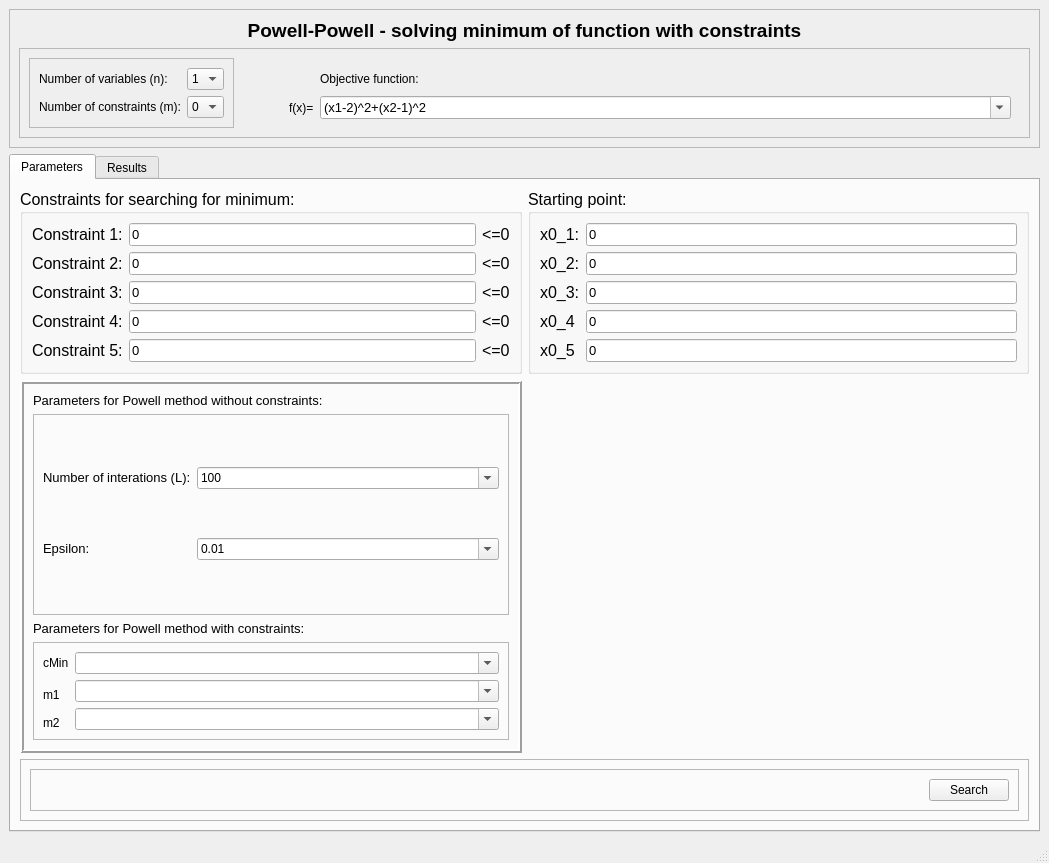
First picture: the form in controlTheoryPowellPowell.ui, repository krasux/Powell_Powell_Optimization_Program, before the edit.
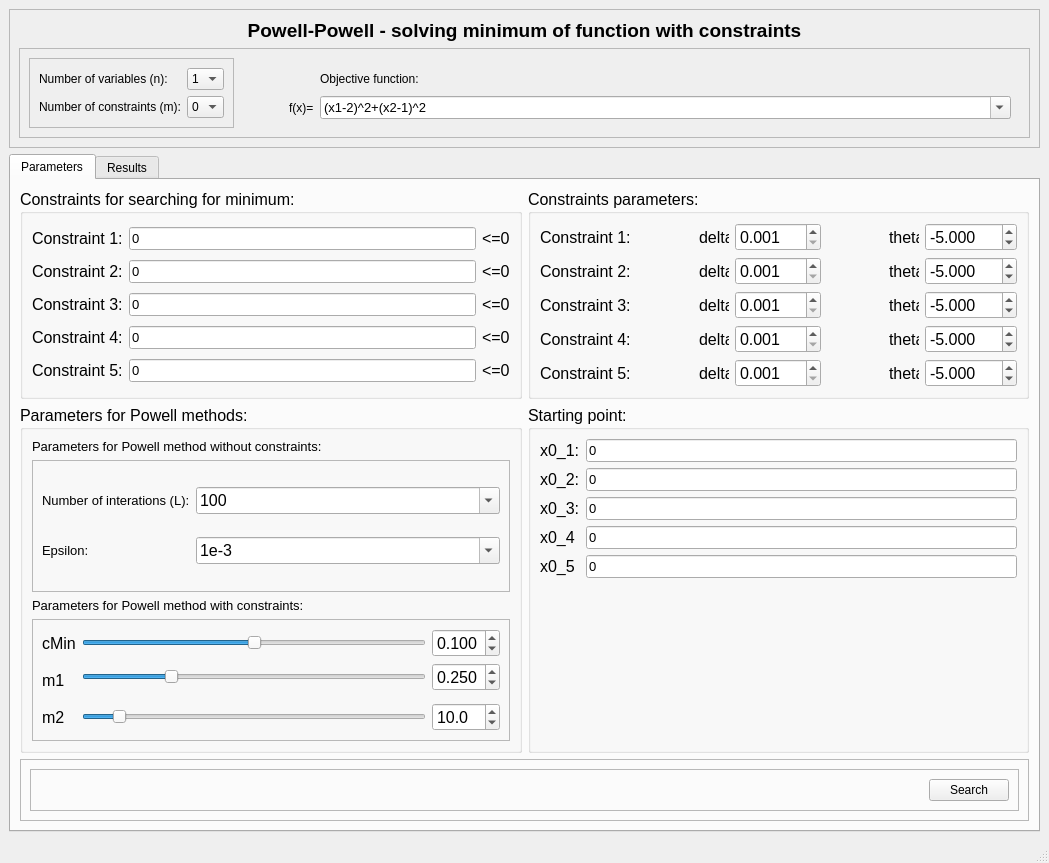
Second picture: the form after the edit.

Commit message: Rearrange ui, add delta and theta parameters. Parameters for Powell can be now changed.

What changed in the file:
```diff
--- a/controlTheoryPowellPowell.ui
+++ b/controlTheoryPowellPowell.ui
@@ -271,17 +271,16 @@
         <item>
          <layout class="QGridLayout" name="gridLayout_9">
           <item row="1" column="0">
-           <widget class="QFrame" name="frame_6">
-            <property name="frameShape">
-             <enum>QFrame::Box</enum>
+           <widget class="QGroupBox" name="gbParamPowell">
+            <property name="font">
+             <font>
+              <pointsize>12</pointsize>
+             </font>
             </property>
-            <property name="frameShadow">
-             <enum>QFrame::Raised</enum>
+            <property name="title">
+             <string>Parameters for Powell methods:</string>
             </property>
-            <property name="lineWidth">
-             <number>2</number>
-            </property>
-            <layout class="QVBoxLayout" name="verticalLayout_7">
+            <layout class="QVBoxLayout" name="verticalLayout_4">
              <item>
               <widget class="QLabel" name="label_5">
                <property name="text">
@@ -377,11 +376,6 @@
                   <property name="editable">
                    <bool>true</bool>
                   </property>
-                  <item>
-                   <property name="text">
-                    <string>0.01</string>
-                   </property>
-                  </item>
                   <item>
                    <property name="text">
                     <string>1e-3</string>
@@ -432,7 +426,7 @@
               </widget>
              </item>
              <item>
-              <widget class="QFrame" name="frame_7">
+              <widget class="QFrame" name="frmPowellConstrParams">
                <property name="frameShape">
                 <enum>QFrame::StyledPanel</enum>
                </property>
@@ -440,26 +434,6 @@
                 <enum>QFrame::Raised</enum>
                </property>
                <layout class="QGridLayout" name="gridLayout_7">
-                <item row="0" column="0">
-                 <widget class="QLabel" name="label_7">
-                  <property name="sizePolicy">
-                   <sizepolicy hsizetype="Fixed" vsizetype="Preferred">
-                    <horstretch>0</horstretch>
-                    <verstretch>0</verstretch>
-                   </sizepolicy>
-                  </property>
-                  <property name="text">
-                   <string>cMin</string>
-                  </property>
-                 </widget>
-                </item>
-                <item row="0" column="1">
-                 <widget class="QComboBox" name="comboBox_3">
-                  <property name="editable">
-                   <bool>true</bool>
-                  </property>
-                 </widget>
-                </item>
                 <item row="1" column="0" rowspan="2">
                  <widget class="QLabel" name="label_8">
                   <property name="text">
@@ -467,17 +441,16 @@
                   </property>
                  </widget>
                 </item>
-                <item row="1" column="1">
-                 <widget class="QComboBox" name="comboBox_4">
-                  <property name="editable">
-                   <bool>true</bool>
+                <item row="0" column="0">
+                 <widget class="QLabel" name="lblPowellConstrParamCMin">
+                  <property name="sizePolicy">
+                   <sizepolicy hsizetype="Fixed" vsizetype="Preferred">
+                    <horstretch>0</horstretch>
+                    <verstretch>0</verstretch>
+                   </sizepolicy>
                   </property>
-                 </widget>
-                </item>
-                <item row="2" column="1" rowspan="2">
-                 <widget class="QComboBox" name="comboBox_5">
-                  <property name="editable">
-                   <bool>true</bool>
+                  <property name="text">
+                   <string>cMin</string>
                   </property>
                  </widget>
                 </item>
@@ -488,14 +461,305 @@
                   </property>
                  </widget>
                 </item>
+                <item row="1" column="1">
+                 <widget class="QSlider" name="hSldM1">
+                  <property name="maximum">
+                   <number>1000</number>
+                  </property>
+                  <property name="singleStep">
+                   <number>1</number>
+                  </property>
+                  <property name="value">
+                   <number>250</number>
+                  </property>
+                  <property name="orientation">
+                   <enum>Qt::Horizontal</enum>
+                  </property>
+                 </widget>
+                </item>
+                <item row="1" column="2">
+                 <widget class="QDoubleSpinBox" name="dSBM1">
+                  <property name="minimumSize">
+                   <size>
+                    <width>0</width>
+                    <height>20</height>
+                   </size>
+                  </property>
+                  <property name="decimals">
+                   <number>3</number>
+                  </property>
+                  <property name="maximum">
+                   <double>1.000000000000000</double>
+                  </property>
+                  <property name="singleStep">
+                   <double>0.001000000000000</double>
+                  </property>
+                  <property name="value">
+                   <double>0.250000000000000</double>
+                  </property>
+                 </widget>
+                </item>
+                <item row="3" column="2">
+                 <widget class="QDoubleSpinBox" name="dSBM2">
+                  <property name="minimumSize">
+                   <size>
+                    <width>0</width>
+                    <height>20</height>
+                   </size>
+                  </property>
+                  <property name="decimals">
+                   <number>1</number>
+                  </property>
+                  <property name="minimum">
+                   <double>1.000000000000000</double>
+                  </property>
+                  <property name="maximum">
+                   <double>100.000000000000000</double>
+                  </property>
+                  <property name="singleStep">
+                   <double>0.100000000000000</double>
+                  </property>
+                  <property name="value">
+                   <double>10.000000000000000</double>
+                  </property>
+                 </widget>
+                </item>
+                <item row="0" column="2">
+                 <widget class="QDoubleSpinBox" name="dSBcMin">
+                  <property name="minimumSize">
+                   <size>
+                    <width>0</width>
+                    <height>20</height>
+                   </size>
+                  </property>
+                  <property name="decimals">
+                   <number>3</number>
+                  </property>
+                  <property name="minimum">
+                   <double>0.001000000000000</double>
+                  </property>
+                  <property name="maximum">
+                   <double>0.200000000000000</double>
+                  </property>
+                  <property name="singleStep">
+                   <double>0.001000000000000</double>
+                  </property>
+                  <property name="value">
+                   <double>0.100000000000000</double>
+                  </property>
+                 </widget>
+                </item>
+                <item row="3" column="1">
+                 <widget class="QSlider" name="hSldM2">
+                  <property name="minimum">
+                   <number>10</number>
+                  </property>
+                  <property name="maximum">
+                   <number>1000</number>
+                  </property>
+                  <property name="singleStep">
+                   <number>1</number>
+                  </property>
+                  <property name="value">
+                   <number>100</number>
+                  </property>
+                  <property name="orientation">
+                   <enum>Qt::Horizontal</enum>
+                  </property>
+                 </widget>
+                </item>
+                <item row="0" column="1">
+                 <widget class="QSlider" name="hSldcMin">
+                  <property name="maximum">
+                   <number>200</number>
+                  </property>
+                  <property name="singleStep">
+                   <number>1</number>
+                  </property>
+                  <property name="value">
+                   <number>100</number>
+                  </property>
+                  <property name="orientation">
+                   <enum>Qt::Horizontal</enum>
+                  </property>
+                 </widget>
+                </item>
                </layout>
               </widget>
              </item>
             </layout>
            </widget>
           </item>
-          <item row="0" column="1">
+          <item row="0" column="0">
+           <widget class="QGroupBox" name="gbConstraints">
+            <property name="font">
+             <font>
+              <pointsize>12</pointsize>
+             </font>
+            </property>
+            <property name="title">
+             <string>Constraints for searching for minimum:</string>
+            </property>
+            <layout class="QGridLayout" name="gridLayout_4">
+             <property name="sizeConstraint">
+              <enum>QLayout::SetDefaultConstraint</enum>
+             </property>
+             <item row="4" column="0">
+              <widget class="QLabel" name="lblConstraint5">
+               <property name="text">
+                <string>Constraint 5:</string>
+               </property>
+              </widget>
+             </item>
+             <item row="2" column="0">
+              <widget class="QLabel" name="lblConstraint3">
+               <property name="text">
+                <string>Constraint 3:</string>
+               </property>
+              </widget>
+             </item>
+             <item row="1" column="0">
+              <widget class="QLabel" name="lblConstraint2">
+               <property name="sizePolicy">
+                <sizepolicy hsizetype="Preferred" vsizetype="Preferred">
+                 <horstretch>0</horstretch>
+                 <verstretch>0</verstretch>
+                </sizepolicy>
+               </property>
+               <property name="text">
+                <string>Constraint 2:</string>
+               </property>
+              </widget>
+             </item>
+             <item row="0" column="1">
+              <widget class="QLineEdit" name="inputConstraint1">
+               <property name="font">
+                <font>
+                 <pointsize>10</pointsize>
+                </font>
+               </property>
+               <property name="text">
+                <string>0</string>
+               </property>
+              </widget>
+             </item>
+             <item row="0" column="0">
+              <widget class="QLabel" name="lblConstraint1">
+               <property name="sizePolicy">
+                <sizepolicy hsizetype="Preferred" vsizetype="Preferred">
+                 <horstretch>0</horstretch>
+                 <verstretch>0</verstretch>
+                </sizepolicy>
+               </property>
+               <property name="text">
+                <string>Constraint 1:</string>
+               </property>
+              </widget>
+             </item>
+             <item row="3" column="0">
+              <widget class="QLabel" name="lblConstraint4">
+               <property name="text">
+                <string>Constraint 4:</string>
+               </property>
+              </widget>
+             </item>
+             <item row="4" column="1">
+              <widget class="QLineEdit" name="inputConstraint5">
+               <property name="font">
+                <font>
+                 <pointsize>10</pointsize>
+                </font>
+               </property>
+               <property name="text">
+                <string>0</string>
+               </property>
+              </widget>
+             </item>
+             <item row="3" column="1">
+              <widget class="QLineEdit" name="inputConstraint4">
+               <property name="font">
+                <font>
+                 <pointsize>10</pointsize>
+                </font>
+               </property>
+               <property name="text">
+                <string>0</string>
+               </property>
+              </widget>
+             </item>
+             <item row="1" column="1">
+              <widget class="QLineEdit" name="inputConstraint2">
+               <property name="font">
+                <font>
+                 <pointsize>10</pointsize>
+                </font>
+               </property>
+               <property name="text">
+                <string>0</string>
+               </property>
+              </widget>
+             </item>
+             <item row="0" column="2">
+              <widget class="QLabel" name="lblConstrEq1">
+               <property name="text">
+                <string>&lt;=0</string>
+               </property>
+              </widget>
+             </item>
+             <item row="2" column="1">
+              <widget class="QLineEdit" name="inputConstraint3">
+               <property name="font">
+                <font>
+                 <pointsize>10</pointsize>
+                </font>
+               </property>
+               <property name="text">
+                <string>0</string>
+               </property>
+              </widget>
+             </item>
+             <item row="1" column="2">
+              <widget class="QLabel" name="lblConstrEq2">
+               <property name="text">
+                <string>&lt;=0</string>
+               </property>
+              </widget>
+             </item>
+             <item row="2" column="2">
+              <widget class="QLabel" name="lblConstrEq3">
+               <property name="text">
+                <string>&lt;=0</string>
+               </property>
+              </widget>
+             </item>
+             <item row="3" column="2">
+              <widget class="QLabel" name="lblConstrEq4">
+               <property name="text">
+                <string>&lt;=0</string>
+               </property>
+              </widget>
+             </item>
+             <item row="4" column="2">
+              <widget class="QLabel" name="lblConstrEq5">
+               <property name="text">
+                <string>&lt;=0</string>
+               </property>
+              </widget>
+             </item>
+            </layout>
+           </widget>
+          </item>
+          <item row="1" column="2">
            <widget class="QGroupBox" name="gbStartPoint">
+            <property name="enabled">
+             <bool>true</bool>
+            </property>
+            <property name="sizePolicy">
+             <sizepolicy hsizetype="Expanding" vsizetype="Expanding">
+              <horstretch>0</horstretch>
+              <verstretch>0</verstretch>
+             </sizepolicy>
+            </property>
             <property name="font">
              <font>
               <pointsize>12</pointsize>
@@ -615,52 +879,48 @@
                </property>
               </widget>
              </item>
+             <item row="6" column="1">
+              <spacer name="verticalSpacer">
+               <property name="orientation">
+                <enum>Qt::Vertical</enum>
+               </property>
+               <property name="sizeHint" stdset="0">
+                <size>
+                 <width>20</width>
+                 <height>40</height>
+                </size>
+               </property>
+              </spacer>
+             </item>
             </layout>
            </widget>
           </item>
-          <item row="1" column="1">
-           <spacer name="verticalSpacer">
-            <property name="orientation">
-             <enum>Qt::Vertical</enum>
-            </property>
-            <property name="sizeHint" stdset="0">
-             <size>
-              <width>20</width>
-              <height>40</height>
-             </size>
-            </property>
-           </spacer>
-          </item>
-          <item row="0" column="0">
-           <widget class="QGroupBox" name="groupBoxConstraints">
+          <item row="0" column="2">
+           <widget class="QGroupBox" name="gbConstrParameters">
             <property name="font">
              <font>
               <pointsize>12</pointsize>
              </font>
             </property>
             <property name="title">
-             <string>Constraints for searching for minimum:</string>
+             <string>Constraints parameters:</string>
             </property>
-            <layout class="QGridLayout" name="gridLayout_4">
-             <property name="sizeConstraint">
-              <enum>QLayout::SetDefaultConstraint</enum>
-             </property>
-             <item row="4" column="0">
-              <widget class="QLabel" name="lblConstraint5">
-               <property name="text">
-                <string>Constraint 5:</string>
+            <layout class="QGridLayout" name="gridLayout_8">
+             <item row="0" column="4">
+              <spacer name="horizontalSpacer_4">
+               <property name="orientation">
+                <enum>Qt::Horizontal</enum>
                </property>
-              </widget>
-             </item>
-             <item row="3" column="0">
-              <widget class="QLabel" name="lblConstraint4">
-               <property name="text">
-                <string>Constraint 4:</string>
+               <property name="sizeHint" stdset="0">
+                <size>
+                 <width>40</width>
+                 <height>20</height>
+                </size>
                </property>
-              </widget>
+              </spacer>
              </item>
              <item row="0" column="0">
-              <widget class="QLabel" name="lblConstraint1">
+              <widget class="QLabel" name="lblConstraint1_2">
                <property name="sizePolicy">
                 <sizepolicy hsizetype="Preferred" vsizetype="Preferred">
                  <horstretch>0</horstretch>
@@ -672,8 +932,69 @@
                </property>
               </widget>
              </item>
+             <item row="0" column="2">
+              <widget class="QLabel" name="lblConstrDelta1">
+               <property name="maximumSize">
+                <size>
+                 <width>30</width>
+                 <height>16777215</height>
+                </size>
+               </property>
+               <property name="text">
+                <string>delta1</string>
+               </property>
+              </widget>
+             </item>
+             <item row="0" column="5">
+              <widget class="QLabel" name="lblConstrTheta1">
+               <property name="maximumSize">
+                <size>
+                 <width>30</width>
+                 <height>16777215</height>
+                </size>
+               </property>
+               <property name="text">
+                <string>theta1</string>
+               </property>
+              </widget>
+             </item>
+             <item row="0" column="3">
+              <widget class="QDoubleSpinBox" name="dsbConstrDelta1">
+               <property name="decimals">
+                <number>3</number>
+               </property>
+               <property name="minimum">
+                <double>0.001000000000000</double>
+               </property>
+               <property name="maximum">
+                <double>999.999000000000024</double>
+               </property>
+               <property name="singleStep">
+                <double>0.001000000000000</double>
+               </property>
+              </widget>
+             </item>
+             <item row="0" column="6">
+              <widget class="QDoubleSpinBox" name="dsbConstrTheta1">
+               <property name="decimals">
+                <number>3</number>
+               </property>
+               <property name="minimum">
+                <double>-999.999000000000024</double>
+               </property>
+               <property name="maximum">
+                <double>0.000000000000000</double>
+               </property>
+               <property name="singleStep">
+                <double>0.001000000000000</double>
+               </property>
+               <property name="value">
+                <double>-5.000000000000000</double>
+               </property>
+              </widget>
+             </item>
              <item row="1" column="0">
-              <widget class="QLabel" name="lblConstraint2">
+              <widget class="QLabel" name="lblConstraint2_2">
                <property name="sizePolicy">
                 <sizepolicy hsizetype="Preferred" vsizetype="Preferred">
                  <horstretch>0</horstretch>
@@ -685,105 +1006,281 @@
                </property>
               </widget>
              </item>
-             <item row="0" column="1">
-              <widget class="QLineEdit" name="inputConstraint1">
-               <property name="font">
-                <font>
-                 <pointsize>10</pointsize>
-                </font>
-               </property>
-               <property name="text">
-                <string>0</string>
-               </property>
-              </widget>
-             </item>
              <item row="2" column="0">
-              <widget class="QLabel" name="lblConstraint3">
+              <widget class="QLabel" name="lblConstraint3_2">
                <property name="text">
                 <string>Constraint 3:</string>
                </property>
               </widget>
              </item>
-             <item row="2" column="1">
-              <widget class="QLineEdit" name="inputConstraint3">
-               <property name="font">
-                <font>
-                 <pointsize>10</pointsize>
-                </font>
-               </property>
+             <item row="3" column="0">
+              <widget class="QLabel" name="lblConstraint4_2">
                <property name="text">
-                <string>0</string>
+                <string>Constraint 4:</string>
                </property>
               </widget>
              </item>
-             <item row="1" column="1">
-              <widget class="QLineEdit" name="inputConstraint2">
-               <property name="font">
-                <font>
-                 <pointsize>10</pointsize>
-                </font>
-               </property>
+             <item row="4" column="0">
+              <widget class="QLabel" name="lblConstraint5_2">
                <property name="text">
-                <string>0</string>
-               </property>
-              </widget>
-             </item>
-             <item row="4" column="1">
-              <widget class="QLineEdit" name="inputConstraint5">
-               <property name="font">
-                <font>
-                 <pointsize>10</pointsize>
-                </font>
-               </property>
-               <property name="text">
-                <string>0</string>
-               </property>
-              </widget>
-             </item>
-             <item row="3" column="1">
-              <widget class="QLineEdit" name="inputConstraint4">
-               <property name="font">
-                <font>
-                 <pointsize>10</pointsize>
-                </font>
-               </property>
-               <property name="text">
-                <string>0</string>
-               </property>
-              </widget>
-             </item>
-             <item row="0" column="2">
-              <widget class="QLabel" name="label">
-               <property name="text">
-                <string>&lt;=0</string>
+                <string>Constraint 5:</string>
                </property>
               </widget>
              </item>
              <item row="1" column="2">
-              <widget class="QLabel" name="label_2">
+              <widget class="QLabel" name="lblConstrDelta2">
+               <property name="maximumSize">
+                <size>
+                 <width>30</width>
+                 <height>16777215</height>
+                </size>
+               </property>
                <property name="text">
-                <string>&lt;=0</string>
+                <string>delta2</string>
+               </property>
+              </widget>
+             </item>
+             <item row="1" column="5">
+              <widget class="QLabel" name="lblConstrTheta2">
+               <property name="maximumSize">
+                <size>
+                 <width>30</width>
+                 <height>16777215</height>
+                </size>
+               </property>
+               <property name="text">
+                <string>theta2</string>
                </property>
               </widget>
              </item>
              <item row="2" column="2">
-              <widget class="QLabel" name="label_3">
+              <widget class="QLabel" name="lblConstrDelta3">
+               <property name="maximumSize">
+                <size>
+                 <width>30</width>
+                 <height>16777215</height>
+                </size>
+               </property>
                <property name="text">
-                <string>&lt;=0</string>
+                <string>delta3</string>
+               </property>
+              </widget>
+             </item>
+             <item row="2" column="5">
+              <widget class="QLabel" name="lblConstrTheta3">
+               <property name="maximumSize">
+                <size>
+                 <width>30</width>
+                 <height>16777215</height>
+                </size>
+               </property>
+               <property name="text">
+                <string>theta3</string>
+               </property>
+              </widget>
+             </item>
+             <item row="4" column="5">
+              <widget class="QLabel" name="lblConstrTheta5">
+               <property name="maximumSize">
+                <size>
+                 <width>30</width>
+                 <height>16777215</height>
+                </size>
+               </property>
+               <property name="text">
+                <string>theta4</string>
+               </property>
+              </widget>
+             </item>
+             <item row="3" column="5">
+              <widget class="QLabel" name="lblConstrTheta4">
+               <property name="maximumSize">
+                <size>
+                 <width>30</width>
+                 <height>16777215</height>
+                </size>
+               </property>
+               <property name="text">
+                <string>theta4</string>
                </property>
               </widget>
              </item>
              <item row="3" column="2">
-              <widget class="QLabel" name="label_4">
+              <widget class="QLabel" name="lblConstrDelta4">
+               <property name="maximumSize">
+                <size>
+                 <width>30</width>
+                 <height>16777215</height>
+                </size>
+               </property>
                <property name="text">
-                <string>&lt;=0</string>
+                <string>delta4</string>
                </property>
               </widget>
              </item>
              <item row="4" column="2">
-              <widget class="QLabel" name="label_10">
+              <widget class="QLabel" name="lblConstrDelta5">
+               <property name="maximumSize">
+                <size>
+                 <width>30</width>
+                 <height>16777215</height>
+                </size>
+               </property>
                <property name="text">
-                <string>&lt;=0</string>
+                <string>delta5</string>
+               </property>
+              </widget>
+             </item>
+             <item row="0" column="1">
+              <spacer name="horizontalSpacer_5">
+               <property name="orientation">
+                <enum>Qt::Horizontal</enum>
+               </property>
+               <property name="sizeHint" stdset="0">
+                <size>
+                 <width>40</width>
+                 <height>20</height>
+                </size>
+               </property>
+              </spacer>
+             </item>
+             <item row="1" column="3">
+              <widget class="QDoubleSpinBox" name="dsbConstrDelta2">
+               <property name="decimals">
+                <number>3</number>
+               </property>
+               <property name="minimum">
+                <double>0.001000000000000</double>
+               </property>
+               <property name="maximum">
+                <double>999.999000000000024</double>
+               </property>
+               <property name="singleStep">
+                <double>0.001000000000000</double>
+               </property>
+              </widget>
+             </item>
+             <item row="2" column="3">
+              <widget class="QDoubleSpinBox" name="dsbConstrDelta3">
+               <property name="decimals">
+                <number>3</number>
+               </property>
+               <property name="minimum">
+                <double>0.001000000000000</double>
+               </property>
+               <property name="maximum">
+                <double>999.999000000000024</double>
+               </property>
+               <property name="singleStep">
+                <double>0.001000000000000</double>
+               </property>
+              </widget>
+             </item>
+             <item row="3" column="3">
+              <widget class="QDoubleSpinBox" name="dsbConstrDelta4">
+               <property name="decimals">
+                <number>3</number>
+               </property>
+               <property name="minimum">
+                <double>0.001000000000000</double>
+               </property>
+               <property name="maximum">
+                <double>999.999000000000024</double>
+               </property>
+               <property name="singleStep">
+                <double>0.001000000000000</double>
+               </property>
+              </widget>
+             </item>
+             <item row="4" column="3">
+              <widget class="QDoubleSpinBox" name="dsbConstrDelta5">
+               <property name="decimals">
+                <number>3</number>
+               </property>
+               <property name="minimum">
+                <double>0.001000000000000</double>
+               </property>
+               <property name="maximum">
+                <double>999.999000000000024</double>
+               </property>
+               <property name="singleStep">
+                <double>0.001000000000000</double>
+               </property>
+              </widget>
+             </item>
+             <item row="1" column="6">
+              <widget class="QDoubleSpinBox" name="dsbConstrTheta2">
+               <property name="decimals">
+                <number>3</number>
+               </property>
+               <property name="minimum">
+                <double>-999.999000000000024</double>
+               </property>
+               <property name="maximum">
+                <double>0.000000000000000</double>
+               </property>
+               <property name="singleStep">
+                <double>0.001000000000000</double>
+               </property>
+               <property name="value">
+                <double>-5.000000000000000</double>
+               </property>
+              </widget>
+             </item>
+             <item row="2" column="6">
+              <widget class="QDoubleSpinBox" name="dsbConstrTheta3">
+               <property name="decimals">
+                <number>3</number>
+               </property>
+               <property name="minimum">
+                <double>-999.999000000000024</double>
+               </property>
+               <property name="maximum">
+                <double>0.000000000000000</double>
+               </property>
+               <property name="singleStep">
+                <double>0.001000000000000</double>
+               </property>
+               <property name="value">
+                <double>-5.000000000000000</double>
+               </property>
+              </widget>
+             </item>
+             <item row="3" column="6">
+              <widget class="QDoubleSpinBox" name="dsbConstrTheta4">
+               <property name="decimals">
+                <number>3</number>
+               </property>
+               <property name="minimum">
+                <double>-999.999000000000024</double>
+               </property>
+               <property name="maximum">
+                <double>0.000000000000000</double>
+               </property>
+               <property name="singleStep">
+                <double>0.001000000000000</double>
+               </property>
+               <property name="value">
+                <double>-5.000000000000000</double>
+               </property>
+              </widget>
+             </item>
+             <item row="4" column="6">
+              <widget class="QDoubleSpinBox" name="dsbConstrTheta5">
+               <property name="decimals">
+                <number>3</number>
+               </property>
+               <property name="minimum">
+                <double>-999.999000000000024</double>
+               </property>
+               <property name="maximum">
+                <double>0.000000000000000</double>
+               </property>
+               <property name="singleStep">
+                <double>0.001000000000000</double>
+               </property>
+               <property name="value">
+                <double>-5.000000000000000</double>
                </property>
               </widget>
              </item>
```
Left out of the diff: 74 changed lines with no effect on the pictures. The commit also changes 2 other files.
